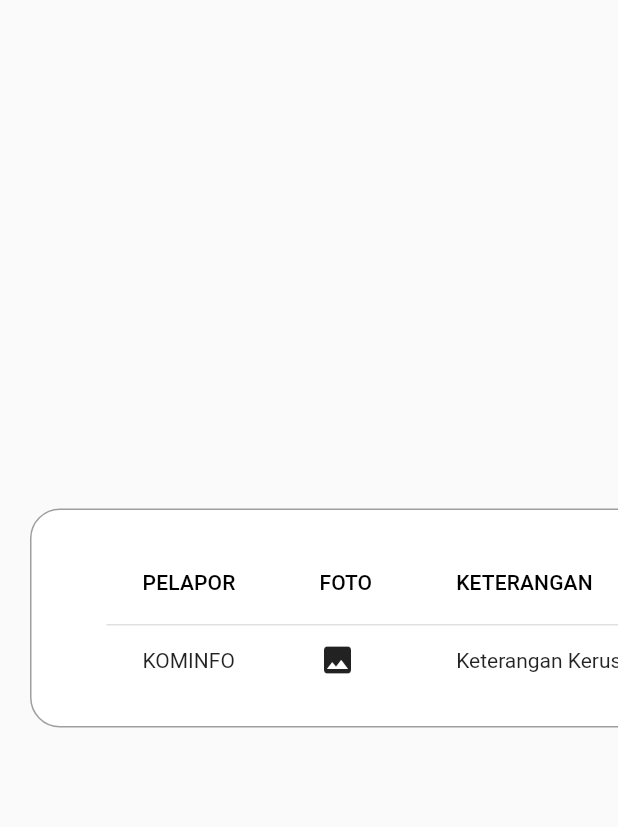
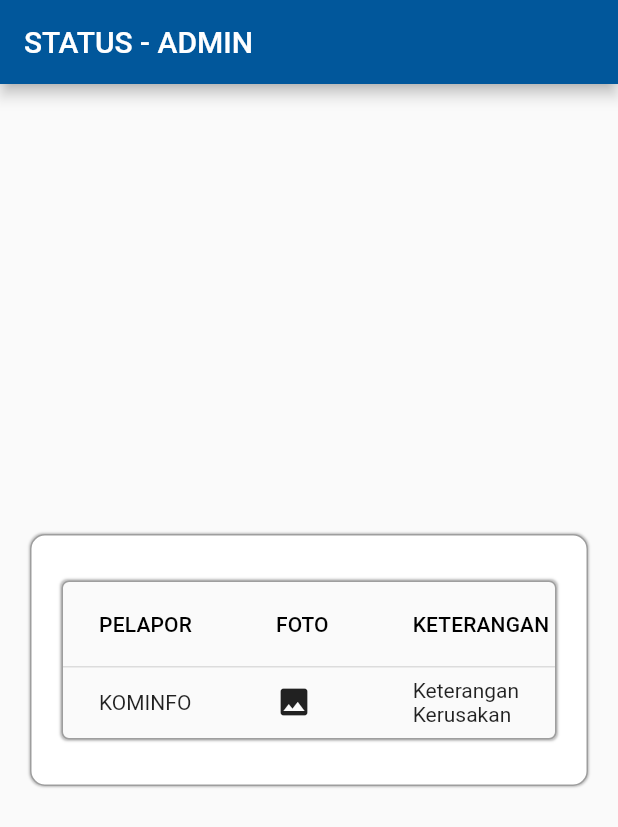
Before and after one commit to PrayogaBismaPutraSeza/report_absen, a Flutter app: the StatusScreenAdmin screen opened directly, on a phone screen of 412 x 824 dp. Shown: the top 827 px of the screen. Run offline on Flutter 3.47's test engine with Material 2 defaults, Android fonts, the phone set to English and light mode, and no system bars.

Commit message:
status screen admin

```diff
--- a/lib/main.dart
+++ b/lib/main.dart
@@ -1,6 +1,7 @@
 import 'package:flutter/material.dart';
 import 'package:report_absen/view/home.dart';
 import 'package:report_absen/view/login_screen.dart';
+import 'package:report_absen/view/status_screen_admin.dart';
 
 import 'navigation/bottom_navigation.dart';
 
@@ -13,7 +14,7 @@ class MyApp extends StatelessWidget {
       debugShowCheckedModeBanner: false,
       title: 'Report',
       theme: ThemeData(primaryColor: Colors.grey[100]),
-      home: LoginScreen(),
+      home: StatusScreenAdmin(),
     );
   }
 }
--- a/lib/navigation/bottom_navigation.dart
+++ b/lib/navigation/bottom_navigation.dart
@@ -1,6 +1,7 @@
 import 'package:flutter/material.dart';
 import 'package:report_absen/view/home.dart';
-import 'package:report_absen/view/status_screen.dart';
+// import 'package:report_absen/view/status_screen.dart';
+import 'package:report_absen/view/status_screen_admin.dart';
 
 class BottomNavBar extends StatefulWidget {
   const BottomNavBar({Key? key}) : super(key: key);
@@ -14,7 +15,7 @@ class _BottomNavBarState extends State<BottomNavBar> {
 
   final List<Widget> _widgetOptions = [
     HomeScreen(),
-    StatusScreen(),
+    StatusScreenAdmin(),
   ];
 
   void _changeSelectedNavBar(int index) {
--- a/lib/view/form_screen.dart
+++ b/lib/view/form_screen.dart
@@ -20,6 +20,7 @@ class _FormScreenState extends State<FormScreen> {
       appBar: AppBar(title: Text("FORM LAPORAN"), backgroundColor: Colors.lightBlue[900],),
       body: Center(
         child: Column(
+          mainAxisAlignment: MainAxisAlignment.center,
           children: [
             Container(
               padding: EdgeInsets.symmetric(vertical: 30, horizontal: 60),
--- a/lib/view/status_screen_admin.dart
+++ b/lib/view/status_screen_admin.dart
@@ -14,21 +14,49 @@ class _StatusScreenAdminState extends State<StatusScreenAdmin> {
   @override
   Widget build(BuildContext context) {
     return Scaffold(
-      body: SingleChildScrollView(
-        scrollDirection: Axis.horizontal,
+      appBar: AppBar(title: Text("STATUS - ADMIN"), backgroundColor: Colors.lightBlue[900],),
+      body: Center(
         child: Column(
           mainAxisAlignment: MainAxisAlignment.center,
           children: [
             Container(
-              alignment: Alignment.centerRight,
-              padding: EdgeInsets.symmetric(vertical: 20, horizontal: 50),
+              padding: EdgeInsets.symmetric(vertical: 30, horizontal: 20),
               margin: EdgeInsets.all(20),
               decoration: BoxDecoration(
-                  borderRadius: BorderRadius.circular(20),
+                borderRadius: BorderRadius.circular(10),
                 color: Colors.white,
                 border: Border.all(
-                    color: Colors.grey,
-                  )),
+                  color: Colors.grey.shade500,
+                ),
+                boxShadow: [
+                    BoxShadow(
+                      color: Colors.grey.shade400,
+                      spreadRadius: 0.5,
+                      blurRadius: 0.5,
+                    )
+                  ],
+              ),
+              child: Container(
+                decoration: BoxDecoration(
+                  borderRadius: BorderRadius.circular(5),
+                  color: Colors.grey.shade50,
+                  border: Border.all(
+                    color: Colors.grey.shade500,
+                  ),
+                  boxShadow: [
+                    BoxShadow(
+                      color: Colors.grey.shade400,
+                      spreadRadius: 0.5,
+                      blurRadius: 0.5,
+                    )
+                  ],
+                ),
+                // child: Row(
+                //   children: [
+
+                //   ],
+                // ),
+                child: Container(
                   child: DataTable(
                     columns: <DataColumn>[
                       DataColumn(label: Text("PELAPOR")),
@@ -67,6 +95,8 @@ class _StatusScreenAdminState extends State<StatusScreenAdmin> {
                     ],
                   ),
                 ),
+              ),
+            ),
           ],
         ),
       ),
```
Lines whose indentation alone changed are shown as unchanged.
